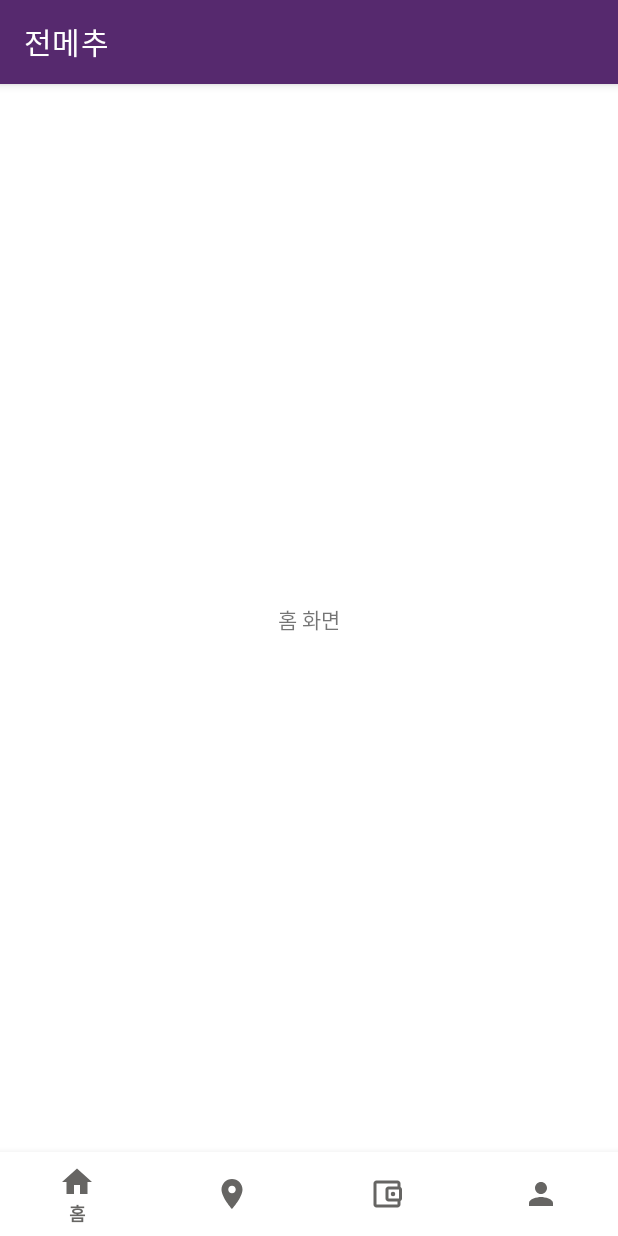
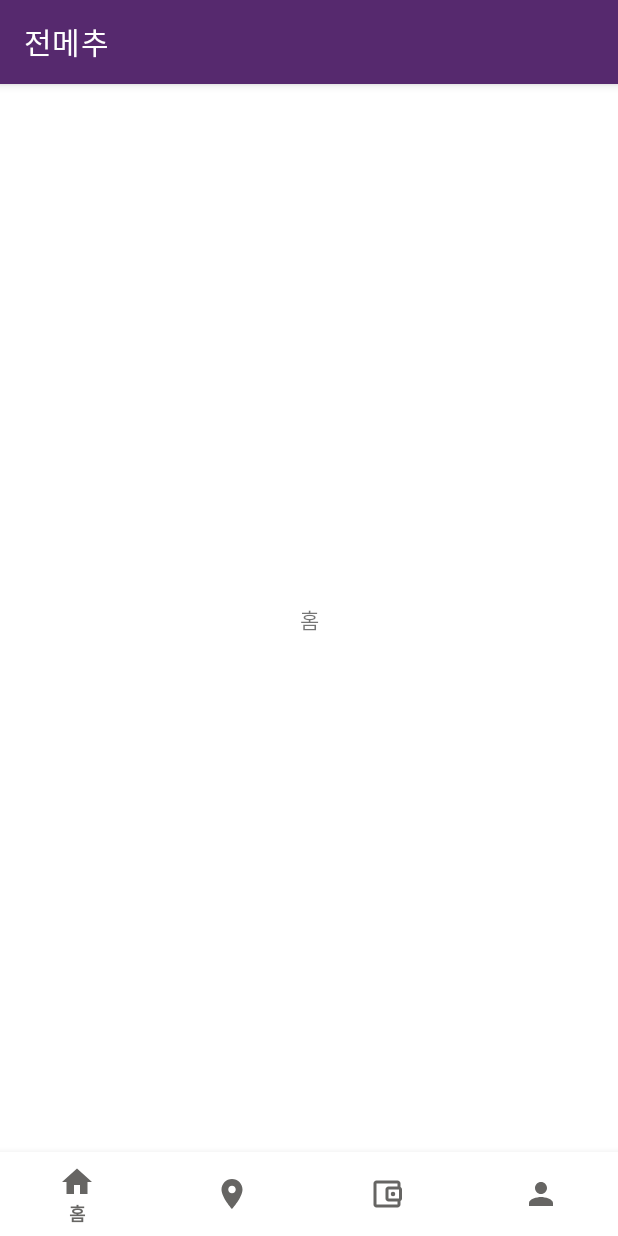
Before and after one commit to KimWool/JBNU-Menu-Recommend, an Android app: the screen it shows after launch (MainActivity), on a phone screen of 412 x 824 dp. Run offline under Robolectric (Android 15) with nearby library versions, the phone set to English and light mode, and no system bars.

```diff
--- a/app/src/main/res/layout/fragment_home.xml
+++ b/app/src/main/res/layout/fragment_home.xml
@@ -8,7 +8,7 @@
     <TextView
         android:layout_width="wrap_content"
         android:layout_height="wrap_content"
-        android:text="홈 화면"
+        android:text="홈"
         app:layout_constraintBottom_toBottomOf="parent"
         app:layout_constraintLeft_toLeftOf="parent"
         app:layout_constraintRight_toRightOf="parent"
```
